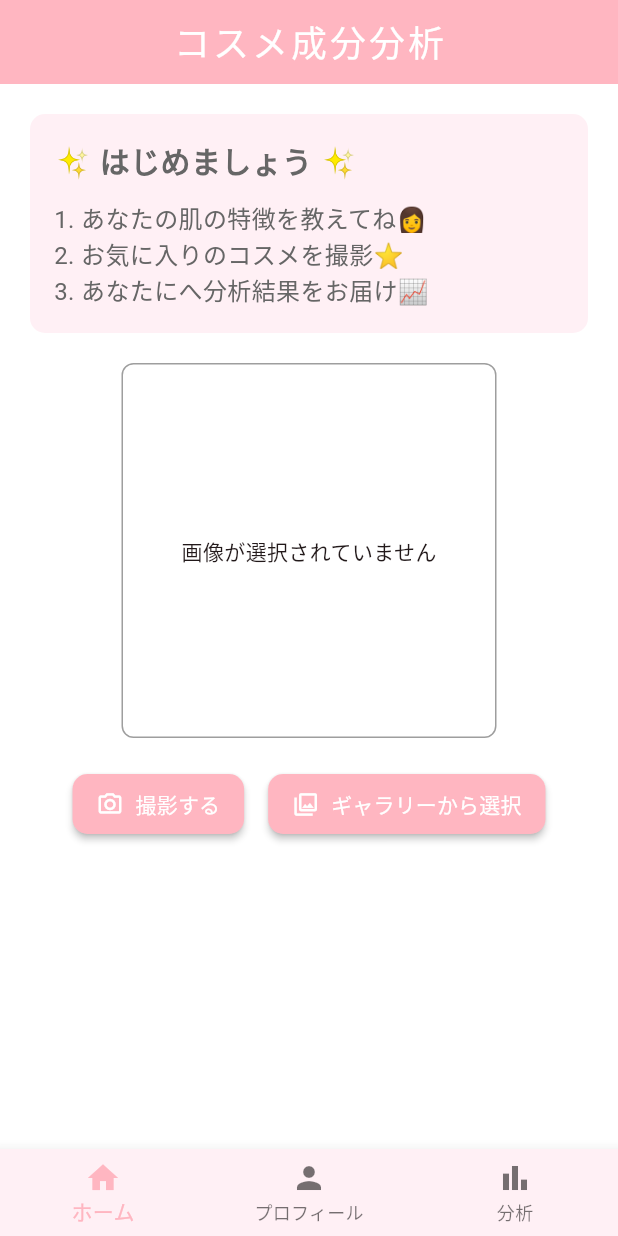
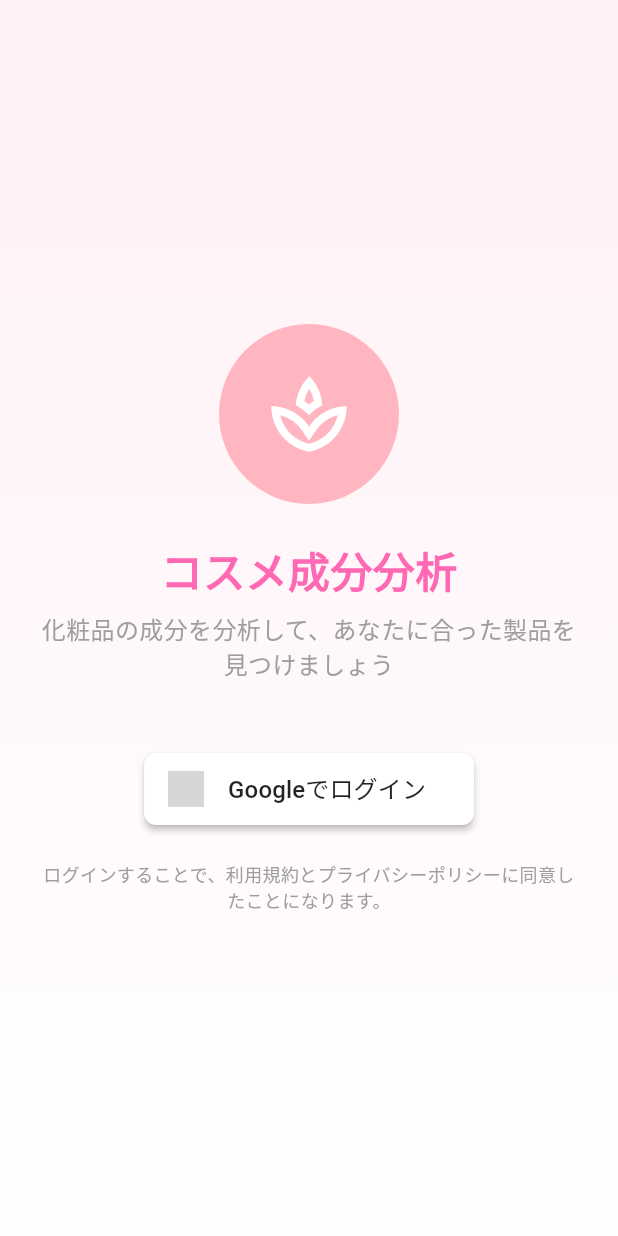
Before and after one commit to panchorange/cosmetic_ingredient_analysis, a Flutter app: the screen it shows after launch, on a phone screen of 412 x 824 dp. Run offline on Flutter 3.47's test engine with Material 3 defaults, Android fonts, the phone set to English and light mode, and no system bars; our stand-ins replace firebase_auth, firebase_core, firebase_storage, google_sign_in, image_picker, shared_preferences; missing offline and left inert: mobile_scanner; accounts and stored records are empty; network calls fail; grey boxes are pictures that could not be loaded.

Commit message:
add:ユーザー認証機能

```diff
--- a/lib/main.dart
+++ b/lib/main.dart
@@ -4,9 +4,11 @@ import 'package:firebase_core/firebase_core.dart';
 import 'package:provider/provider.dart';
 import 'viewmodels/picture_viewmodel.dart';
 import 'viewmodels/skin_profile_viewmodel.dart';
+import 'viewmodels/auth_viewmodel.dart';
 import 'views/user_home.dart';
 import 'views/skin_profile_page.dart';
 import 'views/analysis_page.dart';
+import 'views/login_page.dart';
 
 void main() async {
     WidgetsFlutterBinding.ensureInitialized();
@@ -28,6 +30,7 @@ class CosmeAnalyzer extends StatelessWidget {
     Widget build(BuildContext context) {
         return MultiProvider(
             providers: [
+                ChangeNotifierProvider(create: (context) => AuthViewModel()),
                 ChangeNotifierProvider(create: (context) => SkinProfileViewModel()),
                 ChangeNotifierProxyProvider<SkinProfileViewModel, PictureViewModel>(
                     create: (context) => PictureViewModel(Provider.of<SkinProfileViewModel>(context, listen: false)),
@@ -87,9 +90,12 @@ class CosmeAnalyzer extends StatelessWidget {
                     Locale('en', 'US'),
                 ],
                 locale: const Locale('ja', 'JP'),
-                home: Builder(
-                    builder: (context) {
-                        return const UserHomePage();
+                home: Consumer<AuthViewModel>(
+                    builder: (context, authViewModel, _) {
+                        // 認証状態に基づいて表示する画面を切り替え
+                        return authViewModel.isLoggedIn
+                            ? const UserHomePage()
+                            : const LoginPage();
                     },
                 ),
                 routes: {
--- /dev/null
+++ b/lib/viewmodels/auth_viewmodel.dart
@@ -0,0 +1,84 @@
+import 'package:flutter/material.dart';
+import 'package:firebase_auth/firebase_auth.dart';
+import 'package:google_sign_in/google_sign_in.dart';
+
+class AuthViewModel extends ChangeNotifier {
+  final FirebaseAuth _auth = FirebaseAuth.instance;
+  final GoogleSignIn _googleSignIn = GoogleSignIn();
+
+  User? _currentUser;
+  bool _isLoading = false;
+  String? _errorMessage;
+
+  // ゲッター
+  User? get currentUser => _currentUser;
+  bool get isLoading => _isLoading;
+  bool get isLoggedIn => _currentUser != null;
+  String? get errorMessage => _errorMessage;
+
+  // コンストラクタ
+  AuthViewModel() {
+    _auth.authStateChanges().listen((User? user) {
+      _currentUser = user;
+      notifyListeners();
+    });
+  }
+
+  // Googleでサインイン
+  Future<bool> signInWithGoogle() async {
+    _isLoading = true;
+    _errorMessage = null;
+    notifyListeners();
+
+    try {
+      // Googleサインインフローの開始
+      final GoogleSignInAccount? googleUser = await _googleSignIn.signIn();
+
+      if (googleUser == null) {
+        // ユーザーがサインインをキャンセルした場合
+        _isLoading = false;
+        notifyListeners();
+        return false;
+      }
+
+      // 認証情報の取得
+      final GoogleSignInAuthentication googleAuth = await googleUser.authentication;
+      final OAuthCredential credential = GoogleAuthProvider.credential(
+        accessToken: googleAuth.accessToken,
+        idToken: googleAuth.idToken,
+      );
+
+      // Firebase Authでサインイン
+      final UserCredential userCredential = await _auth.signInWithCredential(credential);
+      _currentUser = userCredential.user;
+
+      _isLoading = false;
+      notifyListeners();
+      return true;
+    } catch (e) {
+      _isLoading = false;
+      _errorMessage = e.toString();
+      notifyListeners();
+      print('Google サインインエラー: $e');
+      return false;
+    }
+  }
+
+  // サインアウト
+  Future<void> signOut() async {
+    _isLoading = true;
+    notifyListeners();
+
+    try {
+      await _googleSignIn.signOut();
+      await _auth.signOut();
+      _errorMessage = null;
+    } catch (e) {
+      _errorMessage = e.toString();
+      print('サインアウトエラー: $e');
+    } finally {
+      _isLoading = false;
+      notifyListeners();
+    }
+  }
+}
--- /dev/null
+++ b/lib/views/login_page.dart
@@ -0,0 +1,148 @@
+import 'package:flutter/material.dart';
+import 'package:provider/provider.dart';
+import '../viewmodels/auth_viewmodel.dart';
+import 'user_home.dart';
+
+class LoginPage extends StatelessWidget {
+  const LoginPage({super.key});
+
+  @override
+  Widget build(BuildContext context) {
+    return Scaffold(
+      body: Consumer<AuthViewModel>(
+        builder: (context, authViewModel, _) {
+          // ログイン済みの場合はホーム画面に移動
+          if (authViewModel.isLoggedIn) {
+            WidgetsBinding.instance.addPostFrameCallback((_) {
+              Navigator.of(context).pushReplacement(
+                MaterialPageRoute(builder: (_) => const UserHomePage()),
+              );
+            });
+          }
+
+          return Container(
+            decoration: const BoxDecoration(
+              gradient: LinearGradient(
+                begin: Alignment.topCenter,
+                end: Alignment.bottomCenter,
+                colors: [Color(0xFFFFF0F5), Colors.white],
+              ),
+            ),
+            child: Center(
+              child: SingleChildScrollView(
+                child: Padding(
+                  padding: const EdgeInsets.all(24.0),
+                  child: Column(
+                    mainAxisAlignment: MainAxisAlignment.center,
+                    children: [
+                      // アプリロゴやイメージ
+                      Container(
+                        width: 120,
+                        height: 120,
+                        decoration: BoxDecoration(
+                          color: const Color(0xFFFFB6C1),
+                          borderRadius: BorderRadius.circular(60),
+                        ),
+                        child: const Icon(
+                          Icons.spa_outlined,
+                          size: 60,
+                          color: Colors.white,
+                        ),
+                      ),
+                      const SizedBox(height: 24),
+
+                      // アプリタイトル
+                      const Text(
+                        'コスメ成分分析',
+                        style: TextStyle(
+                          fontSize: 28,
+                          fontWeight: FontWeight.bold,
+                          color: Color(0xFFFF69B4),
+                        ),
+                      ),
+                      const SizedBox(height: 8),
+
+                      // アプリ説明
+                      const Text(
+                        '化粧品の成分を分析して、あなたに合った製品を見つけましょう',
+                        textAlign: TextAlign.center,
+                        style: TextStyle(
+                          fontSize: 16,
+                          color: Colors.grey,
+                        ),
+                      ),
+                      const SizedBox(height: 48),
+
+                      // Googleログインボタン
+                      if (authViewModel.isLoading)
+                        const CircularProgressIndicator(
+                          valueColor: AlwaysStoppedAnimation<Color>(Color(0xFFFFB6C1)),
+                        )
+                      else
+                        ElevatedButton.icon(
+                          icon: Image.network(
+                            'https://cdn1.iconfinder.com/data/icons/google-s-logo/150/Google_Icons-09-512.png',
+                            width: 24,
+                            height: 24,
+                          ),
+                          label: const Padding(
+                            padding: EdgeInsets.symmetric(vertical: 12, horizontal: 8),
+                            child: Text(
+                              'Googleでログイン',
+                              style: TextStyle(fontSize: 16),
+                            ),
+                          ),
+                          style: ElevatedButton.styleFrom(
+                            backgroundColor: Colors.white,
+                            foregroundColor: Colors.black87,
+                            elevation: 2,
+                            shape: RoundedRectangleBorder(
+                              borderRadius: BorderRadius.circular(8),
+                            ),
+                          ),
+                          onPressed: () async {
+                            final success = await authViewModel.signInWithGoogle();
+                            if (!success && context.mounted) {
+                              ScaffoldMessenger.of(context).showSnackBar(
+                                SnackBar(
+                                  content: Text(authViewModel.errorMessage ?? 'ログインに失敗しました'),
+                                  backgroundColor: Colors.red,
+                                ),
+                              );
+                            }
+                          },
+                        ),
+
+                      // エラーメッセージ
+                      if (authViewModel.errorMessage != null)
+                        Padding(
+                          padding: const EdgeInsets.only(top: 16),
+                          child: Text(
+                            authViewModel.errorMessage!,
+                            style: const TextStyle(color: Colors.red),
+                            textAlign: TextAlign.center,
+                          ),
+                        ),
+
+                      const SizedBox(height: 24),
+
+                      // プライバシーポリシーなど
+                      const Text(
+                        'ログインすることで、利用規約とプライバシーポリシーに同意したことになります。',
+                        textAlign: TextAlign.center,
+                        style: TextStyle(
+                          fontSize: 12,
+                          color: Colors.grey,
+                        ),
+                      ),
+                    ],
+                  ),
+                ),
+              ),
+            ),
+          );
+        },
+      ),
+    );
+  }
+}
```
Also changed, not shown: 1 other file.
